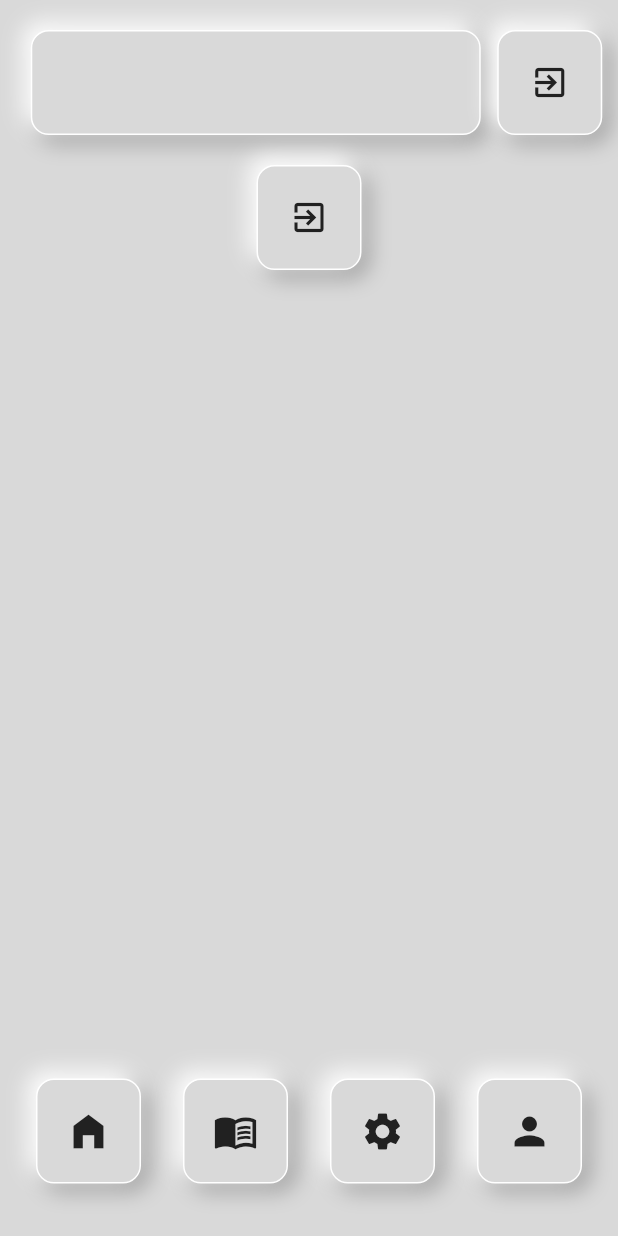
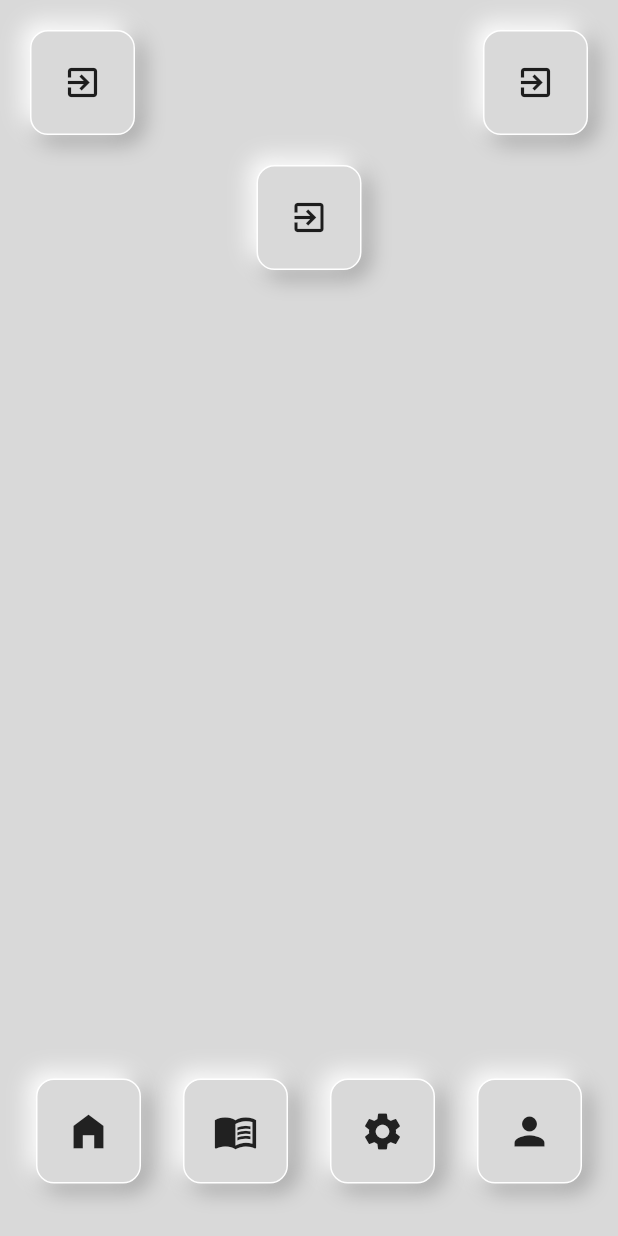
Before and after one commit to Ilejk/game_it_out, a Flutter app: the screen it shows once a user with an empty profile is signed in, swiped to page 4, on a phone screen of 412 x 824 dp. Run offline on Flutter 3.47's test engine with Material 2 defaults, Android fonts, the phone set to English and light mode, and no system bars; our stand-ins replace firebase_auth, firebase_core, google_sign_in, percent_indicator; missing offline and left inert: dart:ffi; accounts and stored records are empty; statements that could not run were skipped.

```diff
--- a/lib/pages/profile_page.dart
+++ b/lib/pages/profile_page.dart
@@ -3,7 +3,6 @@ import 'package:flutter/material.dart';
 import 'package:login_logout_simple_ui/constants/color_constants.dart';
 import 'package:login_logout_simple_ui/constants/icons_constants.dart';
 import 'package:login_logout_simple_ui/constants/padding_constants.dart';
-import 'package:login_logout_simple_ui/constants/string_constants.dart';
 import 'package:login_logout_simple_ui/pages/choose_your_character_page.dart';
 import 'package:login_logout_simple_ui/widgets/shadow_box_container.dart';
 import '../constants/sizes_constants.dart';
@@ -29,21 +28,39 @@ class MyProfilePage extends StatelessWidget {
               Padding(
                 padding: PaddingConstants.kBasePadding10,
                 child: ShadowBoxContainer(
-                  height: SizesConstants.kTopBarTitleHeight,
-                  width: SizesConstants.kTopBarTitleWidth,
+                  height: SizesConstants.kBottomNavigatiorHeight,
+                  width: SizesConstants.kBottomNavigatiorWidth,
+                  child: IconButton(
+                    onPressed: () {
+                      //TODO : do sth
+                    },
+                    icon: Icon(
+                      IconsConstants.kProfileLogOutIcon,
+                      size: SizesConstants.kTopNavigationBarIconSize,
+                      color: ColorConstatns.kDarkGrey,
+                    ),
+                  ),
+                ),
+              ),
+              Expanded(
+                child: Padding(
+                  padding: PaddingConstants.kBasePadding10,
                   child: Center(
                     child: Text(
                       user.email.toString(),
+                      textAlign: TextAlign.center,
                       style: TextStyle(
                         fontSize: 17,
                         fontWeight: FontWeight.bold,
-                        color: ColorConstatns.kDarkGreyIcon,
+                        color: ColorConstatns.kDarkGrey,
                       ),
                     ),
                   ),
                 ),
               ),
-              ShadowBoxContainer(
+              Padding(
+                padding: PaddingConstants.kBasePadding10,
+                child: ShadowBoxContainer(
                   height: SizesConstants.kBottomNavigatiorHeight,
                   width: SizesConstants.kBottomNavigatiorWidth,
                   child: IconButton(
@@ -51,7 +68,8 @@ class MyProfilePage extends StatelessWidget {
                     icon: Icon(
                       IconsConstants.kProfileLogOutIcon,
                       size: SizesConstants.kTopNavigationBarIconSize,
-                    color: ColorConstatns.kDarkGreyIcon,
+                      color: ColorConstatns.kDarkGrey,
+                    ),
                   ),
                 ),
               ),
@@ -76,7 +94,7 @@ class MyProfilePage extends StatelessWidget {
                   icon: Icon(
                     IconsConstants.kProfileLogOutIcon,
                     size: SizesConstants.kTopNavigationBarIconSize,
-                    color: ColorConstatns.kDarkGreyIcon,
+                    color: ColorConstatns.kDarkGrey,
                   ),
                 ),
               ),
```
Also changed, not shown: lib/pages/register_page.dart (+6 -28 lines), lib/pages/settings_page.dart (+15 -11 lines). Lines whose indentation alone changed are shown as unchanged.
